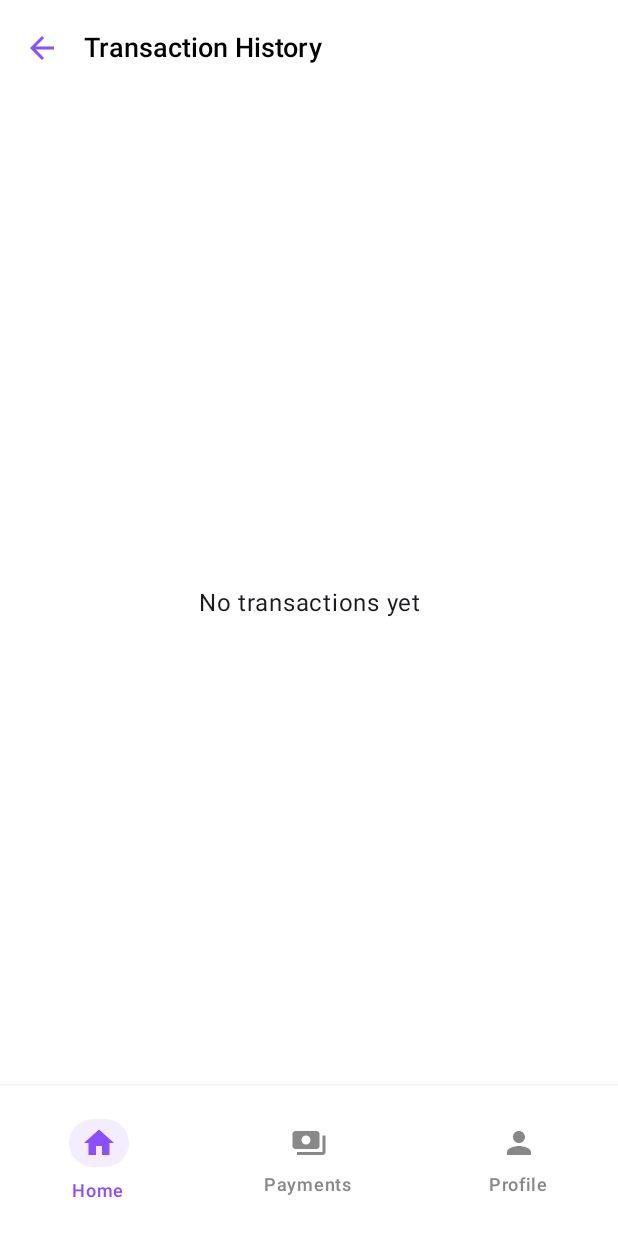
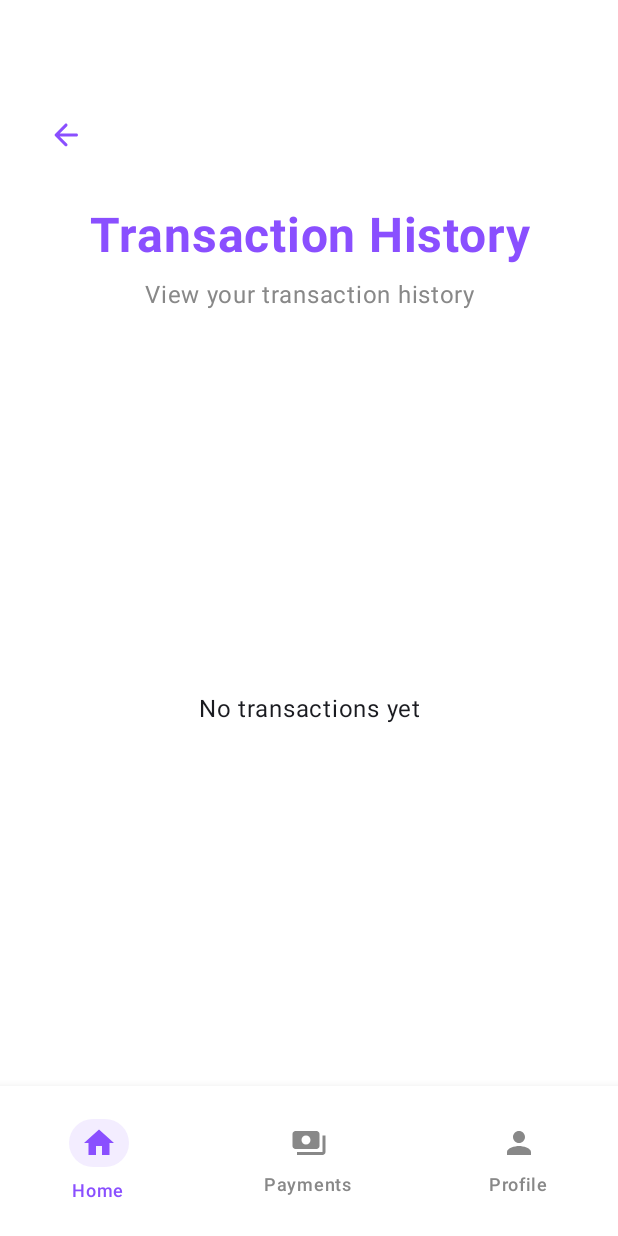
Before and after one commit to oyosokoto/Sharepoint---New-Repo-ICA, an Android app built with Jetpack Compose: the TransactionHistoryScreen screen opened through its navigation route, on a phone screen of 412 x 824 dp. Run offline under Robolectric (Android 15) with nearby library versions, the phone set to English and light mode, and no system bars; our stand-ins replace Firebase (no records; nobody signed in at launch, a user with empty details on screens opened directly).

Commit message:
auth screen wrapper in main app

```diff
--- a/app/src/main/java/com/tees/mad/e4089074/sharepoint/SharePoint.kt
+++ b/app/src/main/java/com/tees/mad/e4089074/sharepoint/SharePoint.kt
@@ -1,7 +1,16 @@
 package com.tees.mad.e4089074.sharepoint
 
+import androidx.compose.foundation.background
+import androidx.compose.foundation.layout.Box
+import androidx.compose.foundation.layout.fillMaxSize
+import androidx.compose.material3.CircularProgressIndicator
 import androidx.compose.runtime.Composable
+import androidx.compose.runtime.LaunchedEffect
 import androidx.compose.runtime.collectAsState
+import androidx.compose.runtime.getValue
+import androidx.compose.runtime.mutableStateOf
+import androidx.compose.runtime.remember
+import androidx.compose.runtime.setValue
 import androidx.compose.ui.Modifier
 import androidx.lifecycle.viewmodel.compose.viewModel
 import androidx.navigation.NavHostController
@@ -26,6 +35,29 @@ fun SharePoint(
     authViewModel: AuthViewModel = viewModel()
 ) {
     val authState = authViewModel.authState.collectAsState()
+
+    // Add a loading state to prevent flicker
+    var isInitializing by remember { mutableStateOf(true) }
+
+    LaunchedEffect(authState.value) {
+        if (isInitializing) {
+            isInitializing = false
+        }
+    }
+
+    if (isInitializing) {
+        // Show loading indicator while determining auth state
+        Box(
+            modifier = Modifier
+                .fillMaxSize()
+                .background(androidx.compose.ui.graphics.Color.White),
+            contentAlignment = androidx.compose.ui.Alignment.Center
+        ) {
+            CircularProgressIndicator(color = androidx.compose.ui.graphics.Color(0xFF6200EE))
+        }
+        return
+    }
+
     NavHost(
         navController = navController,
         startDestination = if (authState.value is AuthState.Authenticated) AppRoute.Dashboard.route else AppRoute.Auth.route
--- a/app/src/main/java/com/tees/mad/e4089074/sharepoint/ui/components/TransactionList.kt
+++ b/app/src/main/java/com/tees/mad/e4089074/sharepoint/ui/components/TransactionList.kt
@@ -12,6 +12,7 @@ import androidx.compose.ui.Alignment
 import androidx.compose.ui.Modifier
 import androidx.compose.ui.text.style.TextAlign
 import androidx.compose.ui.unit.dp
+import com.tees.mad.e4089074.sharepoint.ui.components.dashboard.TransactionListItem
 import com.tees.mad.e4089074.sharepoint.util.TransactionData
 
 @Composable
@@ -39,7 +40,7 @@ fun TransactionList(
             }
         } else {
             items(transactions) { transaction ->
-                TransactionCard(transaction)
+                TransactionListItem(transaction)
             }
         }
     }
--- a/app/src/main/java/com/tees/mad/e4089074/sharepoint/ui/components/dashboard/BalanceCard.kt
+++ b/app/src/main/java/com/tees/mad/e4089074/sharepoint/ui/components/dashboard/BalanceCard.kt
@@ -124,7 +124,7 @@ fun BalanceCard(
 
             // Balance info
             Text(
-                text = "Total Transaction Summary",
+                text = "Total Transaction Saved",
                 style = TextStyle(
                     fontSize = 14.sp,
                     fontWeight = FontWeight.Normal,
--- a/app/src/main/java/com/tees/mad/e4089074/sharepoint/ui/screens/dashboard/home/HomeScreen.kt
+++ b/app/src/main/java/com/tees/mad/e4089074/sharepoint/ui/screens/dashboard/home/HomeScreen.kt
@@ -27,6 +27,7 @@ import androidx.compose.material3.IconButton
 import androidx.compose.material3.Text
 import androidx.compose.material3.TextButton
 import androidx.compose.runtime.Composable
+import androidx.compose.runtime.DisposableEffect
 import androidx.compose.runtime.getValue
 import androidx.compose.runtime.remember
 import androidx.compose.ui.Alignment
@@ -70,6 +71,16 @@ fun HomeScreen(
     val allTransactions by transactionViewModel.transactions.collectAsStateWithLifecycle()
     val transactions = remember(allTransactions) {
         allTransactions.take(3)
+    }
+
+    // Get transaction stats
+    val totalAmountSpent by transactionViewModel.totalAmountSpent.collectAsStateWithLifecycle()
+    val amountSaved by transactionViewModel.amountSaved.collectAsStateWithLifecycle()
+
+    // Fetch transactions when the screen comes into focus
+    DisposableEffect(Unit) {
+        transactionViewModel.fetchTransactions()
+        onDispose { }
     }
 
     Column(
@@ -136,8 +147,8 @@ fun HomeScreen(
 
         Spacer(modifier = Modifier.height(28.dp))
 
-        // Balance Card - Flattened design
-        BalanceCard(amountSaved = 0f, totalAmountSpent = 0f)
+        // Balance Card with transaction stats
+        BalanceCard(amountSaved = amountSaved, totalAmountSpent = totalAmountSpent)
 
         Spacer(modifier = Modifier.height(24.dp))
 
--- a/app/src/main/java/com/tees/mad/e4089074/sharepoint/ui/screens/dashboard/home/TransactionHistory.kt
+++ b/app/src/main/java/com/tees/mad/e4089074/sharepoint/ui/screens/dashboard/home/TransactionHistory.kt
@@ -1,35 +1,19 @@
 package com.tees.mad.e4089074.sharepoint.ui.screens.dashboard.home
 
-import androidx.compose.foundation.background
-import androidx.compose.foundation.layout.Column
 import androidx.compose.foundation.layout.Spacer
-import androidx.compose.foundation.layout.fillMaxSize
 import androidx.compose.foundation.layout.height
-import androidx.compose.foundation.layout.padding
-import androidx.compose.material.icons.Icons
-import androidx.compose.material.icons.automirrored.filled.ArrowBack
 import androidx.compose.material3.ExperimentalMaterial3Api
-import androidx.compose.material3.Icon
-import androidx.compose.material3.IconButton
-import androidx.compose.material3.Scaffold
-import androidx.compose.material3.Text
-import androidx.compose.material3.TopAppBar
-import androidx.compose.material3.TopAppBarDefaults
 import androidx.compose.runtime.Composable
+import androidx.compose.runtime.DisposableEffect
 import androidx.compose.runtime.getValue
 import androidx.compose.ui.Modifier
-import androidx.compose.ui.graphics.Color
-import androidx.compose.ui.text.TextStyle
-import androidx.compose.ui.text.font.FontWeight
 import androidx.compose.ui.unit.dp
-import androidx.compose.ui.unit.sp
 import androidx.lifecycle.compose.collectAsStateWithLifecycle
 import androidx.lifecycle.viewmodel.compose.viewModel
 import androidx.navigation.NavHostController
 import androidx.navigation.compose.rememberNavController
+import com.tees.mad.e4089074.sharepoint.ui.components.AuthScreenComponent
 import com.tees.mad.e4089074.sharepoint.ui.components.TransactionList
-import com.tees.mad.e4089074.sharepoint.ui.theme.PurpleDeep
-import com.tees.mad.e4089074.sharepoint.ui.theme.White
 import com.tees.mad.e4089074.sharepoint.viewmodels.TransactionViewModel
 
 @OptIn(ExperimentalMaterial3Api::class)
@@ -41,44 +25,20 @@ fun TransactionHistoryScreen(
 ) {
     val transactions by transactionViewModel.transactions.collectAsStateWithLifecycle()
 
-    Scaffold(
-        topBar = {
-            TopAppBar(
-                title = {
-                    Text(
-                        "Transaction History",
-                        style = TextStyle(
-                            fontSize = 18.sp,
-                            fontWeight = FontWeight.SemiBold
-                        )
-                    )
-                },
-                navigationIcon = {
-                    IconButton(onClick = { navController.popBackStack() }) {
-                        Icon(
-                            imageVector = Icons.AutoMirrored.Filled.ArrowBack,
-                            contentDescription = "Back"
-                        )
-                    }
-                },
-                colors = TopAppBarDefaults.topAppBarColors(
-                    containerColor = White,
-                    titleContentColor = Color.Black,
-                    navigationIconContentColor = PurpleDeep
-                )
-            )
-        }
-    ) { paddingValues ->
-        Column(
-            modifier = modifier
-                .fillMaxSize()
-                .background(White)
-                .padding(paddingValues)
-                .padding(horizontal = 20.dp)
-        ) {
-            Spacer(modifier = Modifier.height(16.dp))
+    // Fetch transactions when the screen comes into focus
+    DisposableEffect(Unit) {
+        transactionViewModel.fetchTransactions()
+        onDispose { }
+    }
 
-            TransactionList(transactions = transactions)
-        }
+    AuthScreenComponent(
+        onBackArrowClick = { navController.popBackStack() },
+        title = "Transaction History",
+        subtitle = "View your transaction history"
+    ) {
+        Spacer(modifier = Modifier.height(16.dp))
+
+        TransactionList(transactions = transactions)
     }
+
 }
--- a/app/src/main/java/com/tees/mad/e4089074/sharepoint/viewmodels/TransactionViewModel.kt
+++ b/app/src/main/java/com/tees/mad/e4089074/sharepoint/viewmodels/TransactionViewModel.kt
@@ -8,6 +8,7 @@ import com.google.firebase.auth.FirebaseAuth
 import com.google.firebase.firestore.FirebaseFirestore
 import com.google.firebase.firestore.Query
 import com.tees.mad.e4089074.sharepoint.util.TransactionData
+import com.tees.mad.e4089074.sharepoint.util.formatDateOrDefault
 import kotlinx.coroutines.flow.MutableStateFlow
 import kotlinx.coroutines.flow.StateFlow
 import kotlinx.coroutines.launch
@@ -25,6 +26,12 @@ class TransactionViewModel : ViewModel() {
 
     private val _error = MutableStateFlow<String?>(null)
     val error: StateFlow<String?> = _error
+
+    private val _totalAmountSpent = MutableStateFlow(0f)
+    val totalAmountSpent: StateFlow<Float> = _totalAmountSpent
+
+    private val _amountSaved = MutableStateFlow(0f)
+    val amountSaved: StateFlow<Float> = _amountSaved
 
     init {
         fetchTransactions()
@@ -57,12 +64,11 @@ class TransactionViewModel : ViewModel() {
                             status = data["status"] as? String ?: "",
                             stripeSessionId = data["stripeSessionId"] as? String,
                             stripePaymentIntentId = data["stripePaymentIntentId"] as? String,
-                            createdAt = createdAt?.toDate()
-                                .toString(),
-                            updatedAt = updatedAt?.toDate().toString(),
+                            createdAt = formatDateOrDefault(createdAt?.toDate()),
+                            updatedAt = formatDateOrDefault(updatedAt?.toDate()),
                             totalPodders = (data["totalPodders"] as? Number)?.toInt() ?: 0,
                             totalPodAmount = (data["totalPodAmount"] as? Number)?.toFloat() ?: 0f,
-                            businessName = data["businessName"] as? String ?: ""
+                            businessName = data["businessName"] as? String ?: "SplitIOU Merchant"
                         )
                     } catch (e: Exception) {
                         Log.e(
@@ -75,6 +81,9 @@ class TransactionViewModel : ViewModel() {
                 }
 
                 _transactions.value = transactionsList
+
+                // Calculate total amount spent and amount saved
+                calculateTransactionStats(transactionsList)
             } catch (e: Exception) {
                 Log.e("TransactionViewModel", "Failed to fetch transactions", e)
                 _error.value = "Failed to load transactions: ${e.message}"
@@ -87,4 +96,30 @@ class TransactionViewModel : ViewModel() {
     fun getRecentTransactions(count: Int): List<TransactionData> {
         return transactions.value.take(count)
     }
+
+    private fun calculateTransactionStats(transactions: List<TransactionData>) {
+        var totalSpent = 0f
+        var totalSaved = 0f
+
+        transactions.forEach { transaction ->
+            if (transaction.status == "completed") {
+                totalSpent += transaction.amount
+
+                // Calculate amount saved (difference between total pod amount and user's amount)
+                val podAmount = transaction.totalPodAmount
+                val userAmount = transaction.amount
+
+                if (podAmount > 0 && transaction.totalPodders > 0) {
+                    // Calculate what the user would have paid without pod sharing
+                    val fullAmount = transaction.totalPodAmount
+                    // Calculate savings (what they would have paid minus what they actually paid)
+                    val saved = fullAmount - userAmount
+                    totalSaved += saved
+                }
+            }
+        }
+
+        _totalAmountSpent.value = totalSpent
+        _amountSaved.value = totalSaved
+    }
 }
```
Also changed, not shown: app/src/main/java/com/tees/mad/e4089074/sharepoint/ui/components/dashboard/TransactionListItem.kt (+14 -5 lines), app/src/main/java/com/tees/mad/e4089074/sharepoint/ui/screens/dashboard/home/NotificationScreen.kt (+9 -1 lines), app/src/main/java/com/tees/mad/e4089074/sharepoint/util/AppHelpers.kt (+24 -0 lines).
